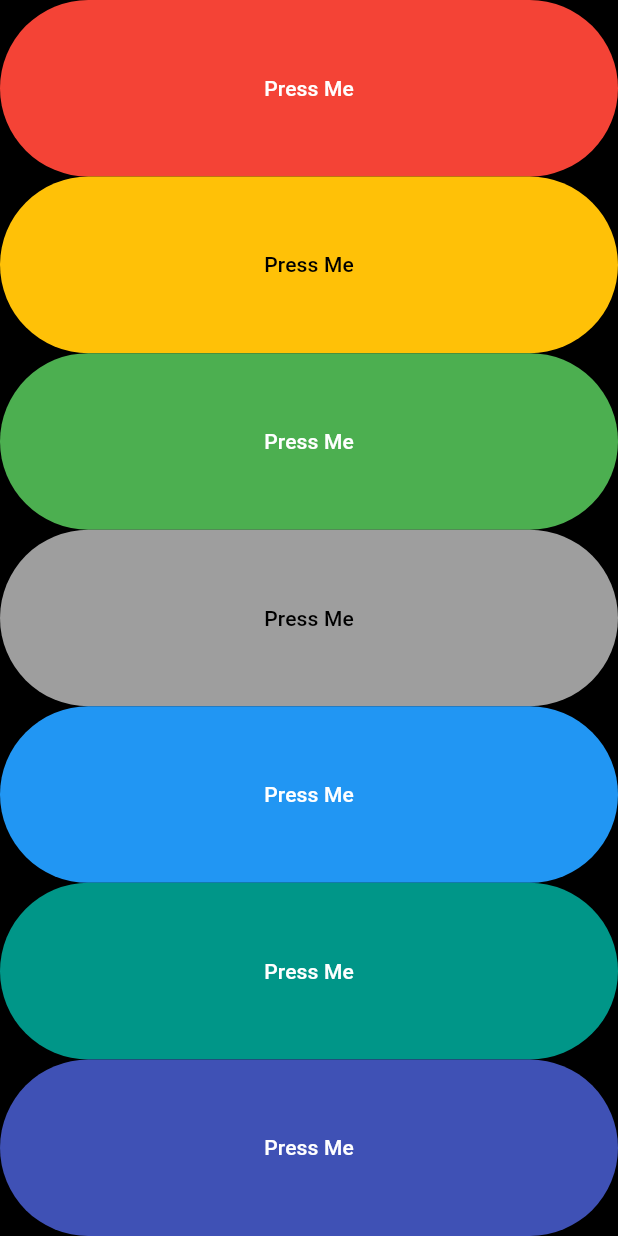
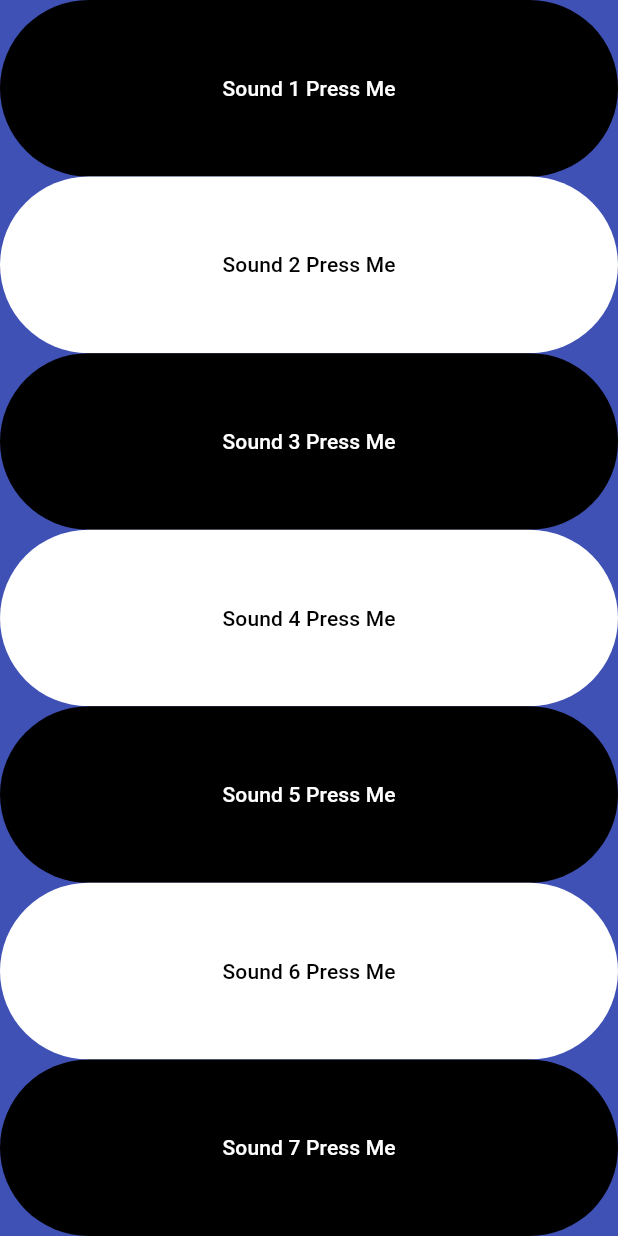
Before and after one commit to iradtaufique/music_sound_flutter, a Flutter app: the screen it shows after launch, on a phone screen of 412 x 824 dp. Run offline on Flutter 3.47's test engine with Material 3 defaults, Android fonts, the light colour scheme and no system bars; our stand-ins replace audioplayers.

Commit message:
added function that play sounds outof stateless class

```diff
--- a/lib/main.dart
+++ b/lib/main.dart
@@ -5,19 +5,20 @@ void main() {
   runApp(
     MaterialApp(
       home: Scaffold(
-        backgroundColor: Colors.black,
+        backgroundColor: Colors.indigo,
         body: PlaySound(),
       ),
     ),
   );
 }
 
+// function that play notes
+void noteSound(int noteNum) {
+  final player = AudioPlayer();
+  player.play(AssetSource('note$noteNum.wav'));
+}
+
 class PlaySound extends StatelessWidget {
-  void noteSound(int noteNum) {
-    final player = AudioPlayer();
-    player.play(AssetSource('note$noteNum.wav'));
-  }
-
   @override
   Widget build(BuildContext context) {
     return SafeArea(
@@ -27,79 +28,78 @@ class PlaySound extends StatelessWidget {
           Expanded(
             child: TextButton(
               style: TextButton.styleFrom(
-                  backgroundColor: Colors.red, foregroundColor: Colors.white),
+                  backgroundColor: Colors.black, foregroundColor: Colors.white),
               onPressed: () {
                 noteSound(1);
               },
               //style: TextButton.styleFrom(foregroundColor: Colors.amber),
-              child: Text('Press Me'),
+              child: Text('Sound 1 Press Me'),
             ),
           ),
           Expanded(
             child: TextButton(
               style: TextButton.styleFrom(
-                  backgroundColor: Colors.amber, foregroundColor: Colors.black),
+                  backgroundColor: Colors.white, foregroundColor: Colors.black),
               onPressed: () {
                 noteSound(2);
               },
               //style: TextButton.styleFrom(foregroundColor: Colors.amber),
-              child: Text('Press Me'),
+              child: Text('Sound 2 Press Me'),
             ),
           ),
           Expanded(
             child: TextButton(
               style: TextButton.styleFrom(
-                  backgroundColor: Colors.green, foregroundColor: Colors.white),
+                  backgroundColor: Colors.black, foregroundColor: Colors.white),
               onPressed: () {
                 noteSound(3);
               },
               //style: TextButton.styleFrom(foregroundColor: Colors.amber),
-              child: Text('Press Me'),
+              child: Text('Sound 3 Press Me'),
             ),
           ),
           Expanded(
             child: TextButton(
               style: TextButton.styleFrom(
-                  backgroundColor: Colors.grey, foregroundColor: Colors.black),
+                  backgroundColor: Colors.white, foregroundColor: Colors.black),
               onPressed: () {
                 noteSound(4);
               },
               //style: TextButton.styleFrom(foregroundColor: Colors.amber),
-              child: Text('Press Me'),
+              child: Text('Sound 4 Press Me'),
             ),
           ),
           Expanded(
             child: TextButton(
               style: TextButton.styleFrom(
-                  backgroundColor: Colors.blue, foregroundColor: Colors.white),
+                  backgroundColor: Colors.black, foregroundColor: Colors.white),
               onPressed: () {
                 noteSound(5);
               },
               //style: TextButton.styleFrom(foregroundColor: Colors.amber),
-              child: Text('Press Me'),
+              child: Text('Sound 5 Press Me'),
             ),
           ),
           Expanded(
             child: TextButton(
               style: TextButton.styleFrom(
-                  backgroundColor: Colors.teal, foregroundColor: Colors.white),
+                  backgroundColor: Colors.white, foregroundColor: Colors.black),
               onPressed: () {
                 noteSound(6);
               },
               //style: TextButton.styleFrom(foregroundColor: Colors.amber),
-              child: Text('Press Me'),
+              child: Text('Sound 6 Press Me'),
             ),
           ),
           Expanded(
             child: TextButton(
               style: TextButton.styleFrom(
-                  backgroundColor: Colors.indigo,
-                  foregroundColor: Colors.white),
+                  backgroundColor: Colors.black, foregroundColor: Colors.white),
               onPressed: () {
                 noteSound(7);
               },
               //style: TextButton.styleFrom(foregroundColor: Colors.amber),
-              child: Text('Press Me'),
+              child: Text('Sound 7 Press Me'),
             ),
           ),
         ],
```
